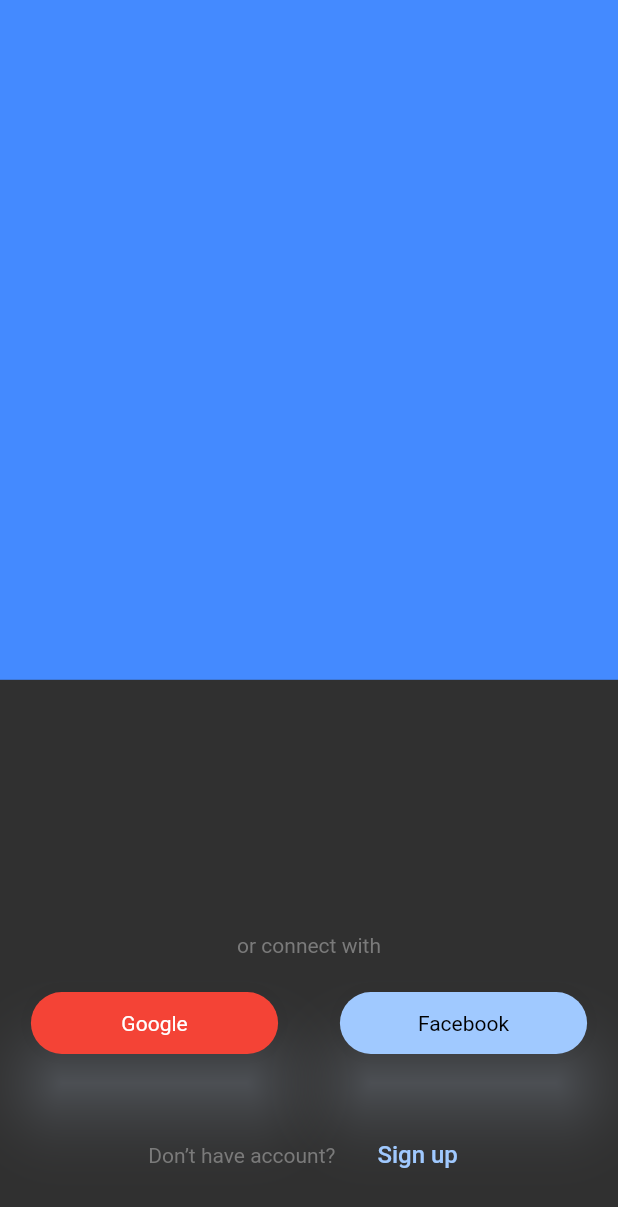
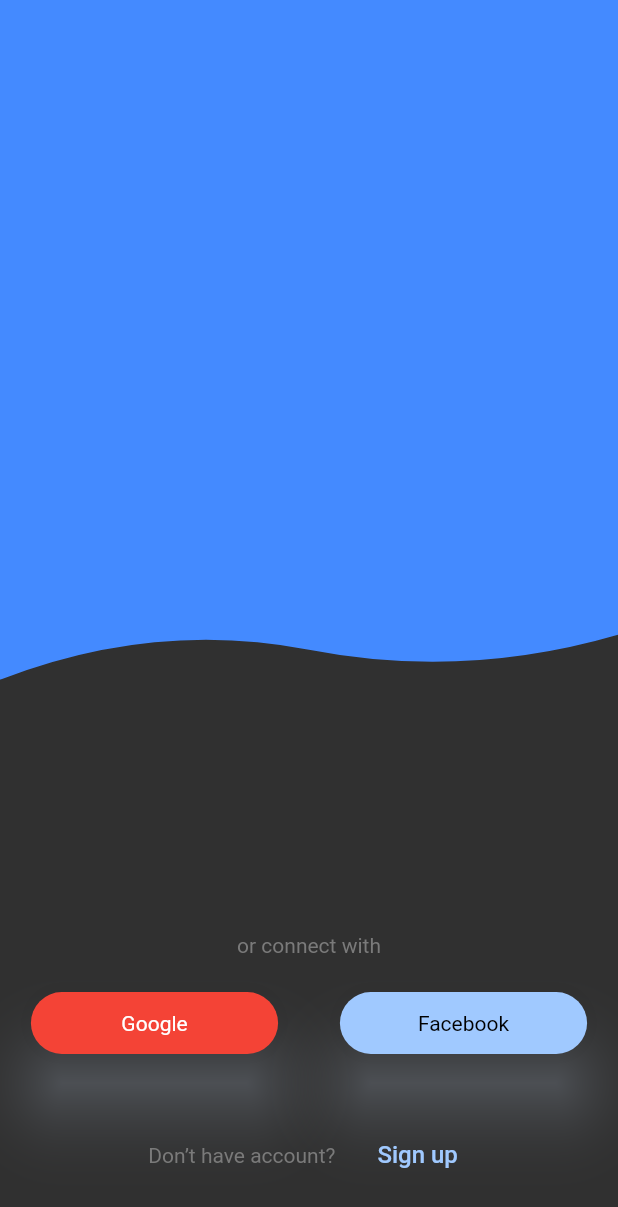
Before and after one commit to albint3r/chatbot_flutter, a Flutter app: the screen it shows after launch, on a phone screen of 412 x 824 dp. Shown: the top 1207 px of the screen. Run offline on Flutter 3.47's test engine with Material 2 defaults, Android fonts, the phone set to English and light mode, and no system bars; our stand-ins replace auto_route, bloc, firebase_auth, firebase_core, flutter_bloc, freezed_annotation and 5 more; missing offline and left inert: flutter_config; accounts and stored records are empty.

Commit message:
Add Curve Container

```diff
--- /dev/null
+++ b/lib/src/presentation/sign_in/widgets/sign_in_form/curve_container.dart
@@ -0,0 +1,48 @@
+import 'package:flutter/material.dart';
+
+class CurveContainer extends StatelessWidget {
+  const CurveContainer({
+    super.key,
+  });
+
+  @override
+  Widget build(BuildContext context) {
+    final size = MediaQuery.of(context).size;
+    return ClipPath(
+      clipper: BottomCurveClipper(),
+      child: Container(
+        color: Colors.blueAccent,
+        height: size.height * .55,
+      ),
+    );
+  }
+}
+
+class BottomCurveClipper extends CustomClipper<Path> {
+  @override
+  @override
+  Path getClip(Size size) {
+    final Path path = Path();
+    path.lineTo(0, size.height);
+    path.quadraticBezierTo(
+      size.width / 4,
+      size.height - 40,
+      size.width / 2,
+      size.height - 20,
+    );
+    path.quadraticBezierTo(
+      3 / 4 * size.width,
+      size.height,
+      size.width,
+      size.height - 30,
+    );
+    path.lineTo(size.width, 0);
+
+    return path;
+  }
+
+  @override
+  bool shouldReclip(CustomClipper<Path> oldClipper) {
+    return false;
+  }
+}
--- a/lib/src/presentation/sign_in/widgets/sign_in_form/sign_in_form.dart
+++ b/lib/src/presentation/sign_in/widgets/sign_in_form/sign_in_form.dart
@@ -1,4 +1,6 @@
 import 'package:flutter/material.dart';
+
+import 'curve_container.dart';
 
 class SingInForm extends StatelessWidget {
   const SingInForm({
@@ -7,13 +9,9 @@ class SingInForm extends StatelessWidget {
 
   @override
   Widget build(BuildContext context) {
-    final size = MediaQuery.of(context).size;
     return Stack(
-      children: [
-        Container(
-          color: Colors.blueAccent,
-          height: size.height * .55,
-        ),
+      children: const [
+        CurveContainer(),
       ],
     );
   }
```
